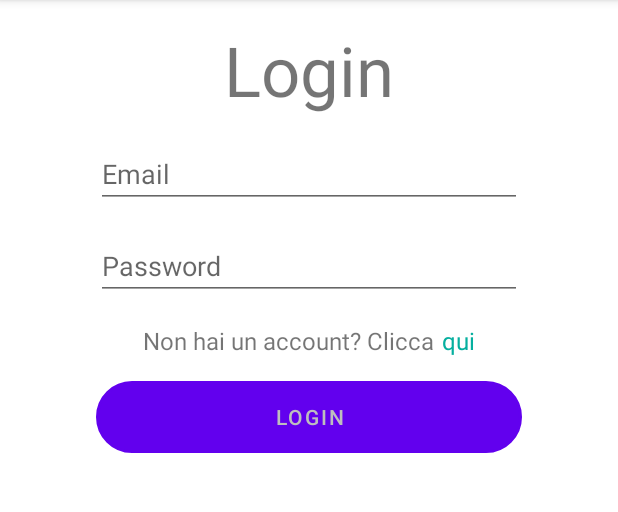
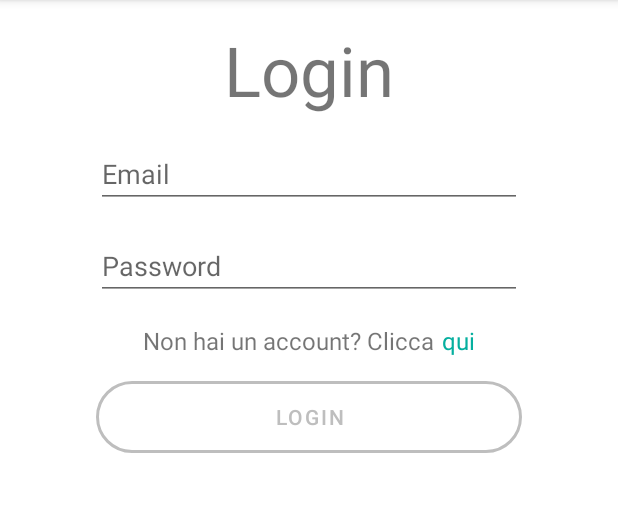
Before and after one commit to edoardo911/elaborato2021, an Android app: the LoginFragment screen opened through its navigation route, after a tap on "qui", on a phone screen of 412 x 824 dp, the part 84-596 px from its top. Run offline under Robolectric (Android 15) with nearby library versions, the phone set to English and light mode, and no system bars; our stand-ins replace Firebase (no records; nobody signed in at launch, a user with empty details on screens opened directly); libraries missing offline, so code that uses them is left out: it.inps.spid; 1 statement that could not run was skipped.

Commit message:
Add files via upload

```diff
--- a/src/main/java/it/main/LoginFragment.java
+++ b/src/main/java/it/main/LoginFragment.java
@@ -44,7 +44,7 @@ public class LoginFragment extends Fragment
         Button button = view.findViewById(R.id.login);
 
         qui.setOnClickListener(v -> {
-            Intent browserIntent = new Intent(Intent.ACTION_VIEW, Uri.parse("http://192.168.1.106:4200/register"));
+            Intent browserIntent = new Intent(Intent.ACTION_VIEW, Uri.parse("http://vaccinationdata.duckdns.org/register"));
             startActivity(browserIntent);
         });
 
--- a/src/main/java/it/main/RegisterFragment.java
+++ b/src/main/java/it/main/RegisterFragment.java
@@ -58,9 +58,9 @@ public class RegisterFragment extends Fragment
         MainActivity.scene = -1;
         Button button = view.findViewById(R.id.button);
         button.setOnClickListener((View v) -> {
-              SpidParams.Config params = new SpidParams.Config("https://idptest.spid.gov.it/", "https://idptest.spid.gov.it/", 60, "https://www.spid.gov.it/", "https://www.spid.gov.it/richiedi-spid");
+              SpidParams.Config params = new SpidParams.Config("https://vaccinationdata.duckdns.org:8088/", "https://vaccinationdata.duckdns.org:8088/", 60, "https://www.spid.gov.it/", "https://www.spid.gov.it/richiedi-spid");
               IdentityProvider.Builder prov = new IdentityProvider.Builder()
-                      .addCustomIdentityProvider("", R.drawable.ic_spid_idp_posteid, "https://crypto.aliaslab.net");
+                      .addCustomIdentityProvider("asd", R.drawable.ic_spid_idp_posteid, "https://vaccinationdata.duckdns.org:8088/");
               SpidParams p = new SpidParams(params, prov.build());
               launcher.launch(p);
         });
--- a/src/main/res/drawable/custom_button.xml
+++ b/src/main/res/drawable/custom_button.xml
@@ -1,5 +1,6 @@
 <?xml version="1.0" encoding="utf-8"?>
 <shape xmlns:android="http://schemas.android.com/apk/res/android" android:shape="rectangle">
     <stroke android:color="@android:color/secondary_text_dark" android:width="2dp"/>
+    <solid android:color="@android:color/transparent"></solid>
     <corners android:radius="50dp"/>
 </shape>
--- a/src/main/res/layout/login_fragment.xml
+++ b/src/main/res/layout/login_fragment.xml
@@ -120,7 +120,7 @@
                 android:background="@drawable/custom_button"
                 android:text="@string/login"
                 android:textColor="@android:color/secondary_text_dark"
-                app:backgroundTint=""
+                app:backgroundTint="@android:color/secondary_text_dark"
                 app:iconPadding="4dp"
                 app:layout_constraintEnd_toEndOf="parent"
                 app:layout_constraintStart_toStartOf="parent"
```
